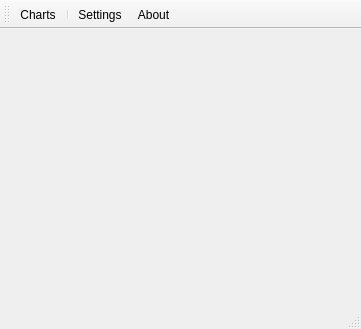
Old version of the form desktop/mainwindow.ui in the repository davidrg/zxweather.
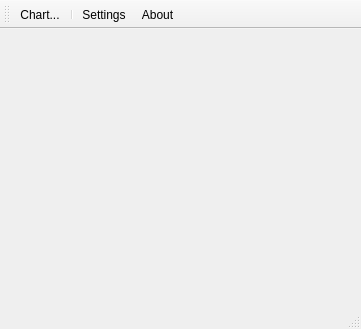
New version of the form. Icons and pictures are not drawn. Custom widgets are drawn as their Qt base class.

Commit message: Chart window is no longer modal. Some uninteresting changs to the webdatasource and a new blank ChartOptionsDialog window.

```diff
--- a/desktop/mainwindow.ui
+++ b/desktop/mainwindow.ui
@@ -106,7 +106,13 @@
      <normaloff>:/icons/chart</normaloff>:/icons/chart</iconset>
    </property>
    <property name="text">
-    <string>Charts</string>
+    <string>Chart...</string>
+   </property>
+   <property name="iconText">
+    <string>Chart...</string>
+   </property>
+   <property name="toolTip">
+    <string>Opens the chart window</string>
    </property>
   </action>
  </widget>
```
The commit also changes 7 other files.
